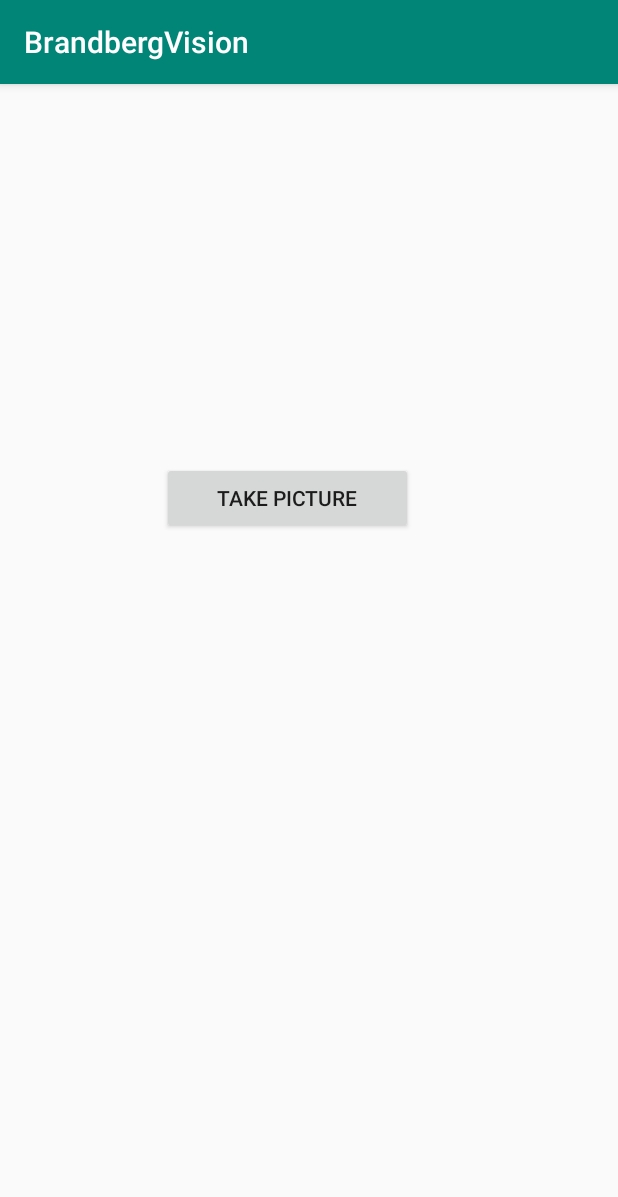
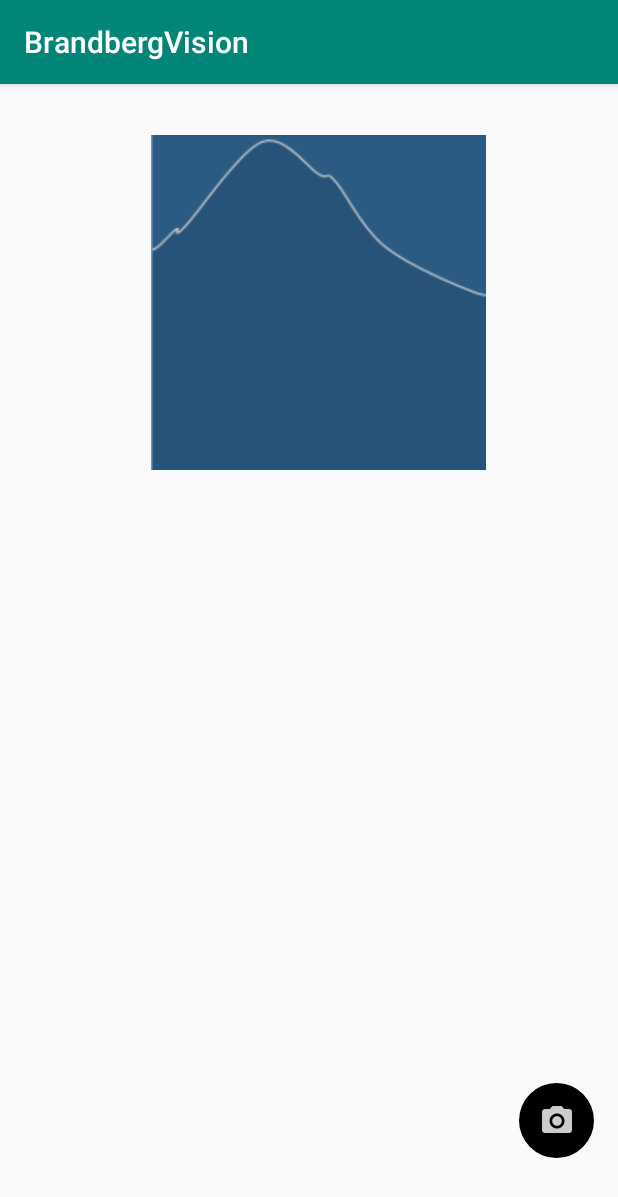
Before and after one commit to DDemmer1/BrandbergVision, an Android app: the screen it shows after launch (MainActivity), on a phone screen of 412 x 824 dp. Shown: the top 1197 px of the screen. Run offline under Robolectric (Android 15) with nearby library versions, the phone set to English and light mode, and no system bars; libraries missing offline, so code that uses them is left out: com.ibm.watson, com.theartofdev.edmodo; 3 statements that could not run were skipped.

Commit message:
implemented cropping tool and external picture selection

```diff
--- a/app/build.gradle
+++ b/app/build.gradle
@@ -25,6 +25,7 @@ dependencies {
     implementation 'com.ibm.watson.developer_cloud:visual-recognition:6.1.1'
     implementation 'com.ibm.watson.developer_cloud:android-sdk:0.4.2'
     implementation 'com.squareup.picasso:picasso:2.5.2'
+    implementation 'com.theartofdev.edmodo:android-image-cropper:2.7.+'
     testImplementation 'junit:junit:4.12'
     androidTestImplementation 'androidx.test:runner:1.1.0-alpha3'
     androidTestImplementation 'androidx.test.espresso:espresso-core:3.1.0-alpha3'
--- a/app/src/main/AndroidManifest.xml
+++ b/app/src/main/AndroidManifest.xml
@@ -5,6 +5,7 @@
     <uses-permission android:name="android.permission.INTERNET" />
     <uses-permission android:name="android.permission.CAMERA" />
     <uses-permission android:name="android.permission.WRITE_EXTERNAL_STORAGE" />
+    <uses-permission android:name="android.permission.READ_EXTERNAL_STORAGE"/>
 
     <application
         android:allowBackup="true"
@@ -21,6 +22,9 @@
             </intent-filter>
         </activity>
 
+        <activity android:name="com.theartofdev.edmodo.cropper.CropImageActivity"
+            android:theme="@style/Base.Theme.AppCompat"/>
+
     </application>
 
 </manifest>
--- a/app/src/main/java/koeln/uni/de/brandbergvision/MainActivity.java
+++ b/app/src/main/java/koeln/uni/de/brandbergvision/MainActivity.java
@@ -4,12 +4,15 @@ import androidx.appcompat.app.AppCompatActivity;
 
 import android.content.Intent;
 import android.graphics.Bitmap;
+import android.net.Uri;
 import android.os.AsyncTask;
 import android.os.Bundle;
+import android.provider.MediaStore;
 import android.util.Log;
 import android.view.View;
 import android.widget.ImageView;
 import android.widget.TextView;
+import android.widget.Toast;
 
 import com.ibm.watson.developer_cloud.android.library.camera.CameraHelper;
 import com.ibm.watson.developer_cloud.service.security.IamOptions;
@@ -17,6 +20,8 @@ import com.ibm.watson.developer_cloud.visual_recognition.v3.VisualRecognition;
 import com.ibm.watson.developer_cloud.visual_recognition.v3.model.ClassResult;
 import com.ibm.watson.developer_cloud.visual_recognition.v3.model.ClassifiedImages;
 import com.ibm.watson.developer_cloud.visual_recognition.v3.model.ClassifyOptions;
+import com.theartofdev.edmodo.cropper.CropImage;
+import com.theartofdev.edmodo.cropper.CropImageView;
 
 import java.io.File;
 import java.io.FileNotFoundException;
@@ -48,7 +53,10 @@ public class MainActivity extends AppCompatActivity {
     }
 
     public void takePicture(View view) {
-        helper.dispatchTakePictureIntent();
+//        helper.dispatchTakePictureIntent();
+        CropImage.activity()
+                .setGuidelines(CropImageView.Guidelines.ON)
+                .start(this);
     }
 
 
@@ -58,11 +66,28 @@ public class MainActivity extends AppCompatActivity {
                                     Intent data) {
         super.onActivityResult(requestCode, resultCode, data);
 
-        if(requestCode == CameraHelper.REQUEST_IMAGE_CAPTURE) {
-            final Bitmap photo = helper.getBitmap(resultCode);
-            final File photoFile = helper.getFile(resultCode);
+
+
+        if (requestCode == CropImage.CROP_IMAGE_ACTIVITY_REQUEST_CODE) {
+            CropImage.ActivityResult result = CropImage.getActivityResult(data);
+
+//        if(requestCode == CameraHelper.REQUEST_IMAGE_CAPTURE) {
+//            final Bitmap photo = helper.getBitmap(resultCode);
+//            final File photoFile = helper.getFile(resultCode);
+
+            final Bitmap photo = result.getOriginalBitmap();
+            final File photoFile = new File(result.getUri().getPath());
+            Log.d("PHOTO",photoFile.getName());
             ImageView preview = findViewById(R.id.preview);
-            preview.setImageBitmap(photo);
+//            preview.setImageBitmap(photo);
+            preview.setImageURI(result.getUri());
+
+            try {
+                MediaStore.Images.Media.insertImage(getContentResolver(), result.getUri().getPath().toString() ,"bbv-" + System.currentTimeMillis() , "cropped Image");
+            } catch (FileNotFoundException e) {
+                e.printStackTrace();
+            }
+            Toast.makeText(this, "Classifying your image. This may take a few seconds", Toast.LENGTH_LONG).show();
             AsyncTask.execute(new Runnable() {
                 @Override
                 public void run() {
--- /dev/null
+++ b/app/src/main/res/drawable/roundedbutton.xml
@@ -0,0 +1,7 @@
+<?xml version="1.0" encoding="utf-8"?>
+
+<shape xmlns:android="http://schemas.android.com/apk/res/android"
+    android:shape="oval">
+    <solid android:color="#000000"/>
+
+</shape>
--- a/app/src/main/res/layout/activity_main.xml
+++ b/app/src/main/res/layout/activity_main.xml
@@ -6,37 +6,41 @@
     android:layout_height="match_parent"
     tools:context=".MainActivity">
 
-    <Button
+    <ImageButton
         android:id="@+id/button"
-        android:layout_width="167dp"
-        android:layout_height="wrap_content"
+        android:layout_width="50dp"
+        android:layout_height="50dp"
         android:layout_alignParentBottom="true"
-        android:layout_marginStart="108dp"
-        android:layout_marginTop="40dp"
+        android:layout_marginEnd="16dp"
+        android:layout_marginBottom="52dp"
+        android:background="@drawable/roundedbutton"
         android:onClick="takePicture"
-        android:text="Take picture"
-        app:layout_constraintStart_toStartOf="parent"
-        app:layout_constraintTop_toBottomOf="@+id/preview" />
+        android:src="@drawable/ic_camera"
+        app:layout_constraintBottom_toBottomOf="parent"
+        app:layout_constraintEnd_toEndOf="parent"
+        app:showAsAction="always" />
 
     <TextView
         android:id="@+id/detected_objects"
         android:layout_width="223dp"
         android:layout_height="178dp"
         android:layout_alignParentTop="true"
-        android:layout_marginStart="80dp"
-        android:layout_marginBottom="16dp"
+        android:layout_marginStart="48dp"
+        android:layout_marginBottom="52dp"
+        android:background="#D3D3D3"
         app:layout_constraintBottom_toBottomOf="parent"
         app:layout_constraintStart_toStartOf="@+id/guideline" />
 
     <ImageView
         android:id="@+id/preview"
-        android:layout_width="171dp"
-        android:layout_height="196dp"
+        android:layout_width="223dp"
+        android:layout_height="227dp"
         android:layout_below="@+id/detected_objects"
-        android:layout_marginStart="108dp"
-        android:layout_marginTop="16dp"
+        android:layout_marginTop="32dp"
+        android:layout_marginEnd="88dp"
         android:scaleType="fitCenter"
-        app:layout_constraintStart_toStartOf="@+id/guideline"
+        android:src="@drawable/imageview"
+        app:layout_constraintEnd_toEndOf="parent"
         app:layout_constraintTop_toTopOf="parent" />
 
     <androidx.constraintlayout.widget.Guideline
```
Also changed, not shown: app/src/main/res/drawable-hdpi/ic_camera.png (added), app/src/main/res/drawable-mdpi/ic_camera.png (added), app/src/main/res/drawable-xhdpi/ic_camera.png (added), app/src/main/res/drawable-xxhdpi/ic_camera.png (added), app/src/main/res/drawable-xxxhdpi/ic_camera.png (added), app/src/main/res/drawable/imageview.png (added), 1 other file.
